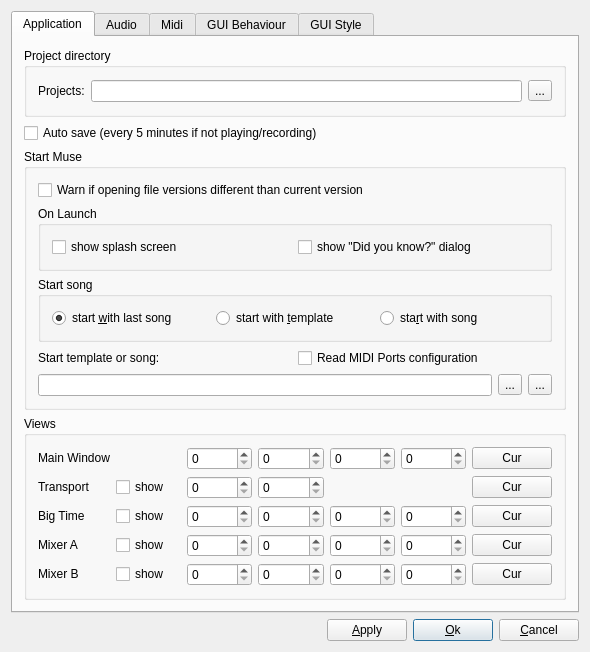
emrum/muse, file muse3/muse/widgets/gensetbase.ui: the form before one commit.
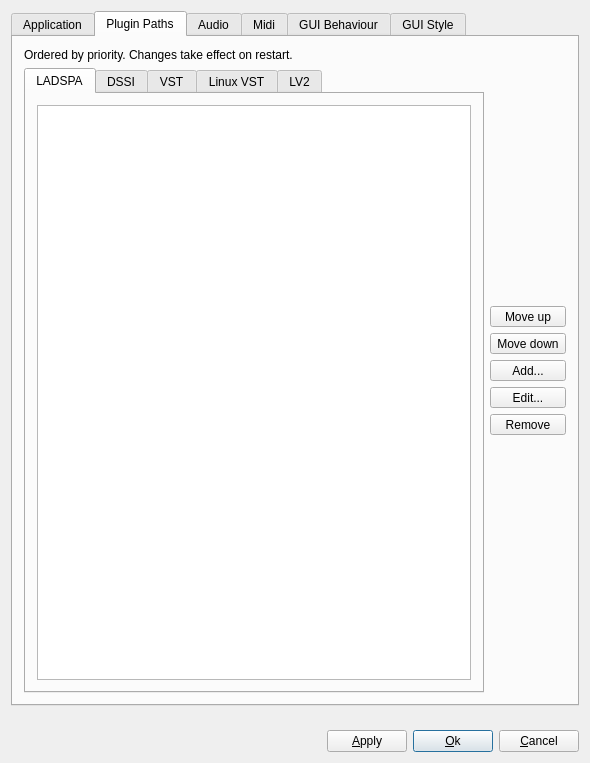
The form after the commit. The open tabs and pages were chosen to show the change.

Commit message: New Plugin Path editor in Global Settings

Patch:
```diff
--- a/muse3/muse/widgets/gensetbase.ui
+++ b/muse3/muse/widgets/gensetbase.ui
@@ -7,7 +7,7 @@
     <x>0</x>
     <y>0</y>
     <width>590</width>
-    <height>636</height>
+    <height>763</height>
    </rect>
   </property>
   <property name="windowTitle">
@@ -74,7 +74,7 @@
                <item>
                 <widget class="QRadioButton" name="startLastButton">
                  <property name="text">
-                  <string>start &amp;with last song</string>
+                  <string>start with &amp;last song</string>
                  </property>
                  <property name="checked">
                   <bool>true</bool>
@@ -587,6 +587,215 @@
        </item>
       </layout>
      </widget>
+     <widget class="QWidget" name="pathsTab">
+      <attribute name="title">
+       <string>Plugin Paths</string>
+      </attribute>
+      <layout class="QVBoxLayout" name="verticalLayout_8">
+       <item>
+        <layout class="QHBoxLayout" name="horizontalLayout_5">
+         <item>
+          <layout class="QVBoxLayout" name="verticalLayout_7">
+           <item>
+            <widget class="QLabel" name="label_12">
+             <property name="text">
+              <string>Ordered by priority. Changes take effect on restart.</string>
+             </property>
+            </widget>
+           </item>
+           <item>
+            <widget class="QTabWidget" name="pluginPathsTabs">
+             <property name="currentIndex">
+              <number>0</number>
+             </property>
+             <widget class="QWidget" name="pluginLadspaPathTab">
+              <attribute name="title">
+               <string>LADSPA</string>
+              </attribute>
+              <layout class="QVBoxLayout" name="verticalLayout_13">
+               <item>
+                <widget class="QListWidget" name="pluginLadspaPathList">
+                 <property name="alternatingRowColors">
+                  <bool>true</bool>
+                 </property>
+                 <property name="selectionMode">
+                  <enum>QAbstractItemView::ExtendedSelection</enum>
+                 </property>
+                </widget>
+               </item>
+              </layout>
+             </widget>
+             <widget class="QWidget" name="pluginDssiPathTab">
+              <attribute name="title">
+               <string>DSSI</string>
+              </attribute>
+              <layout class="QVBoxLayout" name="verticalLayout_10">
+               <item>
+                <widget class="QListWidget" name="pluginDssiPathList">
+                 <property name="alternatingRowColors">
+                  <bool>true</bool>
+                 </property>
+                 <property name="selectionMode">
+                  <enum>QAbstractItemView::ExtendedSelection</enum>
+                 </property>
+                </widget>
+               </item>
+              </layout>
+             </widget>
+             <widget class="QWidget" name="pluginVstPathTab">
+              <attribute name="title">
+               <string>VST</string>
+              </attribute>
+              <layout class="QVBoxLayout" name="verticalLayout_14">
+               <item>
+                <widget class="QListWidget" name="pluginVstPathList">
+                 <property name="alternatingRowColors">
+                  <bool>true</bool>
+                 </property>
+                 <property name="selectionMode">
+                  <enum>QAbstractItemView::ExtendedSelection</enum>
+                 </property>
+                </widget>
+               </item>
+              </layout>
+             </widget>
+             <widget class="QWidget" name="pluginLinuxVstPathTab">
+              <attribute name="title">
+               <string>Linux VST</string>
+              </attribute>
+              <layout class="QVBoxLayout" name="verticalLayout_11">
+               <item>
+                <widget class="QListWidget" name="pluginLinuxVstPathList">
+                 <property name="alternatingRowColors">
+                  <bool>true</bool>
+                 </property>
+                 <property name="selectionMode">
+                  <enum>QAbstractItemView::ExtendedSelection</enum>
+                 </property>
+                </widget>
+               </item>
+              </layout>
+             </widget>
+             <widget class="QWidget" name="pluginLv2PathTab">
+              <attribute name="title">
+               <string>LV2</string>
+              </attribute>
+              <layout class="QVBoxLayout" name="verticalLayout_12">
+               <item>
+                <widget class="QListWidget" name="pluginLv2PathList">
+                 <property name="alternatingRowColors">
+                  <bool>true</bool>
+                 </property>
+                 <property name="selectionMode">
+                  <enum>QAbstractItemView::ExtendedSelection</enum>
+                 </property>
+                </widget>
+               </item>
+              </layout>
+             </widget>
+            </widget>
+           </item>
+          </layout>
+         </item>
+         <item>
+          <layout class="QVBoxLayout" name="verticalLayout_6">
+           <item>
+            <spacer name="verticalSpacer_4">
+             <property name="orientation">
+              <enum>Qt::Vertical</enum>
+             </property>
+             <property name="sizeHint" stdset="0">
+              <size>
+               <width>20</width>
+               <height>40</height>
+              </size>
+             </property>
+            </spacer>
+           </item>
+           <item>
+            <widget class="QToolButton" name="pluginPathMoveUp">
+             <property name="sizePolicy">
+              <sizepolicy hsizetype="Preferred" vsizetype="Fixed">
+               <horstretch>0</horstretch>
+               <verstretch>0</verstretch>
+              </sizepolicy>
+             </property>
+             <property name="text">
+              <string>Move up</string>
+             </property>
+            </widget>
+           </item>
+           <item>
+            <widget class="QToolButton" name="pluginPathMoveDown">
+             <property name="sizePolicy">
+              <sizepolicy hsizetype="Preferred" vsizetype="Fixed">
+               <horstretch>0</horstretch>
+               <verstretch>0</verstretch>
+              </sizepolicy>
+             </property>
+             <property name="text">
+              <string>Move down</string>
+             </property>
+            </widget>
+           </item>
+           <item>
+            <widget class="QToolButton" name="pluginPathAdd">
+             <property name="sizePolicy">
+              <sizepolicy hsizetype="Preferred" vsizetype="Fixed">
+               <horstretch>0</horstretch>
+               <verstretch>0</verstretch>
+              </sizepolicy>
+             </property>
+             <property name="text">
+              <string>Add...</string>
+             </property>
+            </widget>
+           </item>
+           <item>
+            <widget class="QToolButton" name="pluginPathEdit">
+             <property name="sizePolicy">
+              <sizepolicy hsizetype="Preferred" vsizetype="Fixed">
+               <horstretch>0</horstretch>
+               <verstretch>0</verstretch>
+              </sizepolicy>
+             </property>
+             <property name="text">
+              <string>Edit...</string>
+             </property>
+            </widget>
+           </item>
+           <item>
+            <widget class="QToolButton" name="pluginPathRemove">
+             <property name="sizePolicy">
+              <sizepolicy hsizetype="Preferred" vsizetype="Fixed">
+               <horstretch>0</horstretch>
+               <verstretch>0</verstretch>
+              </sizepolicy>
+             </property>
+             <property name="text">
+              <string>Remove</string>
+             </property>
+            </widget>
+           </item>
+           <item>
+            <spacer name="verticalSpacer">
+             <property name="orientation">
+              <enum>Qt::Vertical</enum>
+             </property>
+             <property name="sizeHint" stdset="0">
+              <size>
+               <width>20</width>
+               <height>40</height>
+              </size>
+             </property>
+            </spacer>
+           </item>
+          </layout>
+         </item>
+        </layout>
+       </item>
+      </layout>
+     </widget>
      <widget class="QWidget" name="tab">
       <attribute name="title">
        <string>Audio</string>
```
Left out of the diff: 17 changed lines with no effect on the pictures. The commit also changes 9 other files.
